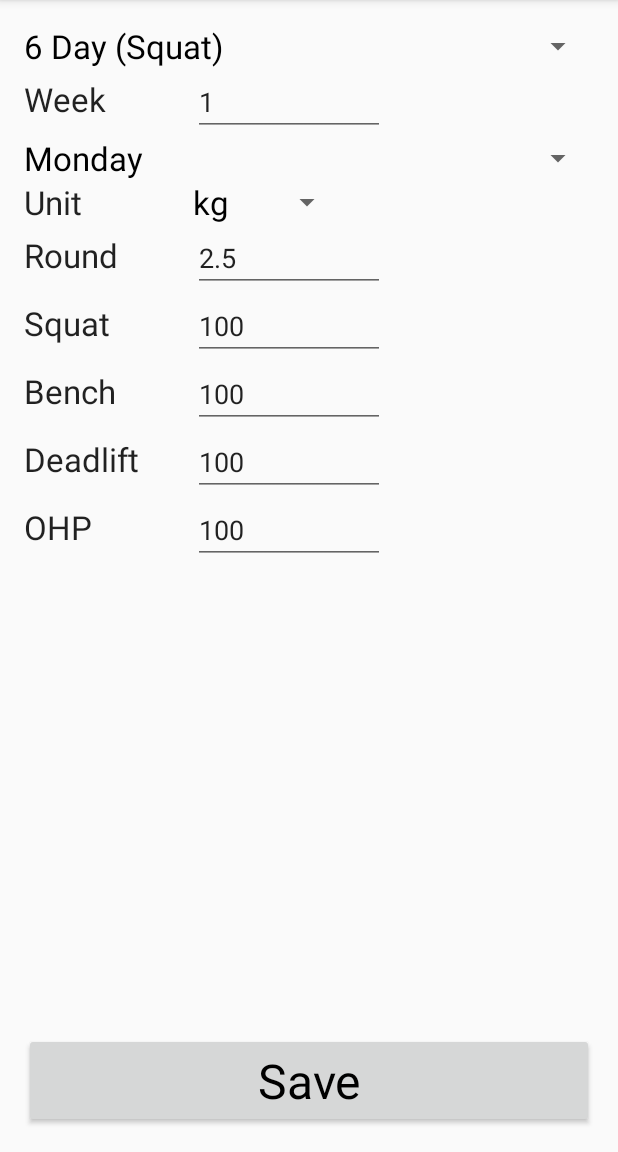
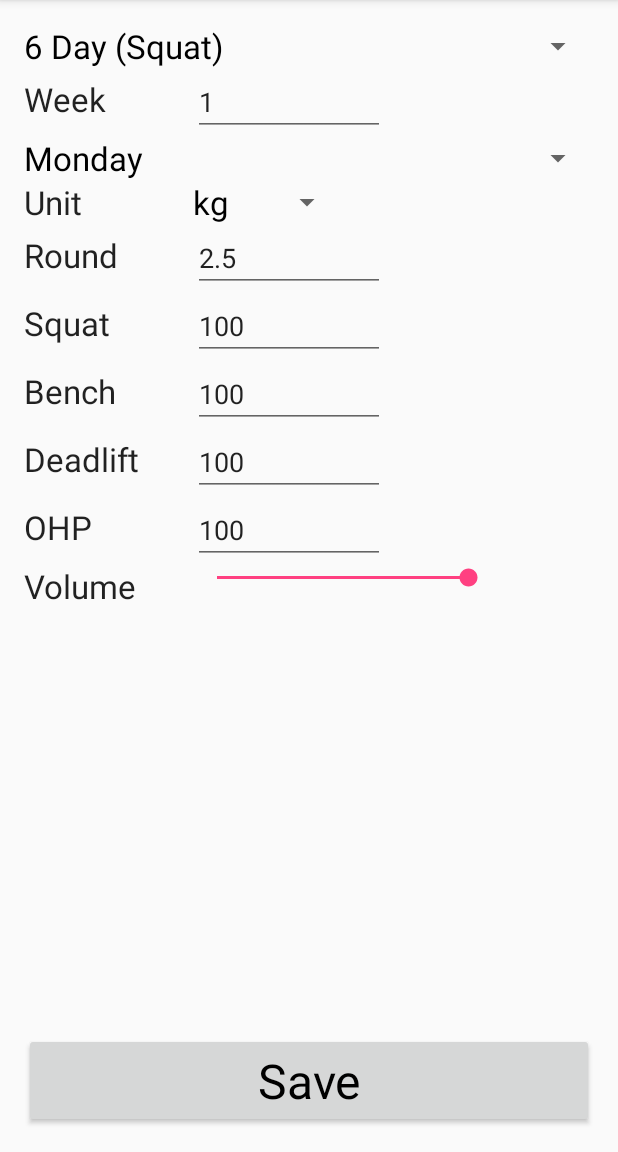
Before and after one commit to grom358/2Suns531, an Android app: the SetupActivity screen opened directly, with no data from a screen before it, on a phone screen of 412 x 824 dp, the part 84-1236 px from its top. Run offline under Robolectric (Android 15) with nearby library versions, the phone set to English and light mode, and no system bars.

Commit message:
Added volume control

```diff
--- a/app/src/main/java/com/cameronzemek/workout/BellPlayer.java
+++ b/app/src/main/java/com/cameronzemek/workout/BellPlayer.java
@@ -9,14 +9,16 @@ import android.widget.Chronometer;
 public class BellPlayer implements Chronometer.OnChronometerTickListener {
     private SoundPool soundPool;
     private int soundBell;
+    private float volume;
 
-    public BellPlayer(Context ctx) {
+    public BellPlayer(Context ctx, float volume) {
         soundPool = new SoundPool(1, AudioManager.STREAM_MUSIC, 0);
         soundBell = soundPool.load(ctx, R.raw.bell, 1);
+        this.volume = volume;
     }
 
     public void play() {
-        soundPool.play(soundBell, 1.0f, 1.0f, 1, 0, 1.0f);
+        soundPool.play(soundBell, volume, volume, 1, 0, 1.0f);
     }
 
     @Override
--- a/app/src/main/java/com/cameronzemek/workout/SetupActivity.java
+++ b/app/src/main/java/com/cameronzemek/workout/SetupActivity.java
@@ -8,6 +8,7 @@ import android.view.View;
 import android.widget.AdapterView;
 import android.widget.ArrayAdapter;
 import android.widget.EditText;
+import android.widget.SeekBar;
 import android.widget.Spinner;
 
 public class SetupActivity extends AppCompatActivity {
@@ -20,6 +21,7 @@ public class SetupActivity extends AppCompatActivity {
     private Spinner spinnerDay;
     private Spinner spinnerUnit;
     private Spinner spinnerVariation;
+    private SeekBar seekBarVolume;
 
     @Override
     protected void onCreate(Bundle savedInstanceState) {
@@ -59,6 +61,8 @@ public class SetupActivity extends AppCompatActivity {
             }
         });
 
+        seekBarVolume = (SeekBar) findViewById(R.id.seekBarVolume);
+
         boolean isMetric = sharedPref.getString("unit", "kg").equals("kg");
         spinnerUnit.setSelection(isMetric ? 0 : 1);
         String roundKey = isMetric ? "kg_round" : "lb_round";
@@ -71,6 +75,7 @@ public class SetupActivity extends AppCompatActivity {
         spinnerVariation.setSelection(sharedPref.getInt("variation", WorkoutProgram.VARIATION_6DAY_SQUAT));
         editWeek.setText(Integer.toString(sharedPref.getInt("week", 1)));
         spinnerDay.setSelection(sharedPref.getInt("day_no", 0));
+        seekBarVolume.setProgress(sharedPref.getInt("volume", 100));
     }
 
     private void saveSettings() {
@@ -86,6 +91,7 @@ public class SetupActivity extends AppCompatActivity {
         editor.putFloat("squat_weight", Float.valueOf(editSquatWeight.getText().toString()));
         editor.putFloat("deadlift_weight", Float.valueOf(editDeadliftWeight.getText().toString()));
         editor.putInt("week", Integer.valueOf(editWeek.getText().toString()));
+        editor.putInt("volume", seekBarVolume.getProgress());
 
         int variation = spinnerVariation.getSelectedItemPosition();
         editor.putInt("variation", variation);
--- a/app/src/main/res/layout/activity_setup.xml
+++ b/app/src/main/res/layout/activity_setup.xml
@@ -168,6 +168,22 @@
                 android:hint="weight"
                 android:selectAllOnFocus="true" />
 
+            <TextView
+                android:layout_width="wrap_content"
+                android:layout_height="wrap_content"
+                android:textAppearance="?android:attr/textAppearanceLarge"
+                android:text="@string/volume"
+                android:id="@+id/lblVolume" />
+
+            <SeekBar
+                android:layout_width="200sp"
+                android:layout_height="wrap_content"
+                android:id="@+id/seekBarVolume"
+                android:layout_marginRight="10sp"
+                android:max="100"
+                android:progress="100"
+                android:padding="0dp"/>
+
         </android.support.v7.widget.GridLayout>
     </ScrollView>
 
--- a/app/src/main/res/values/strings.xml
+++ b/app/src/main/res/values/strings.xml
@@ -12,6 +12,7 @@
     <string name="round">Round</string>
 
     <string name="done">Done</string>
+    <string name="volume">Volume</string>
 
     <string-array name="day">
         <item>Monday</item>
```
Also changed, not shown: app/src/main/java/com/cameronzemek/workout/StopwatchActivity.java (+7 -1 lines), app/src/main/java/com/cameronzemek/workout/WorkoutActivity.java (+6 -5 lines), 1 other file.
